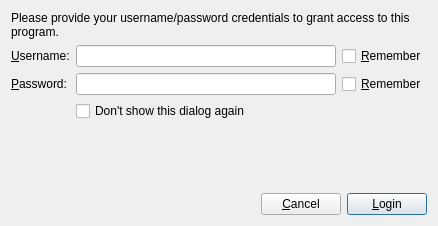
The window that qtz/widgets/security/dialog-user-login.ui (soroush/Qtz) describes before a commit, drawn with Qt 5.
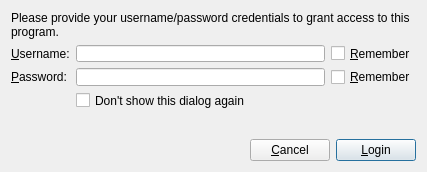
The same window after the commit. Icons and pictures are not drawn.

Patch:
```diff
--- a/qtz/widgets/security/dialog-user-login.ui
+++ b/qtz/widgets/security/dialog-user-login.ui
@@ -6,8 +6,8 @@
    <rect>
     <x>0</x>
     <y>0</y>
-    <width>438</width>
-    <height>226</height>
+    <width>427</width>
+    <height>167</height>
    </rect>
   </property>
   <property name="windowTitle">
```
Left out of the diff: 6 changed lines with no effect on the pictures.
